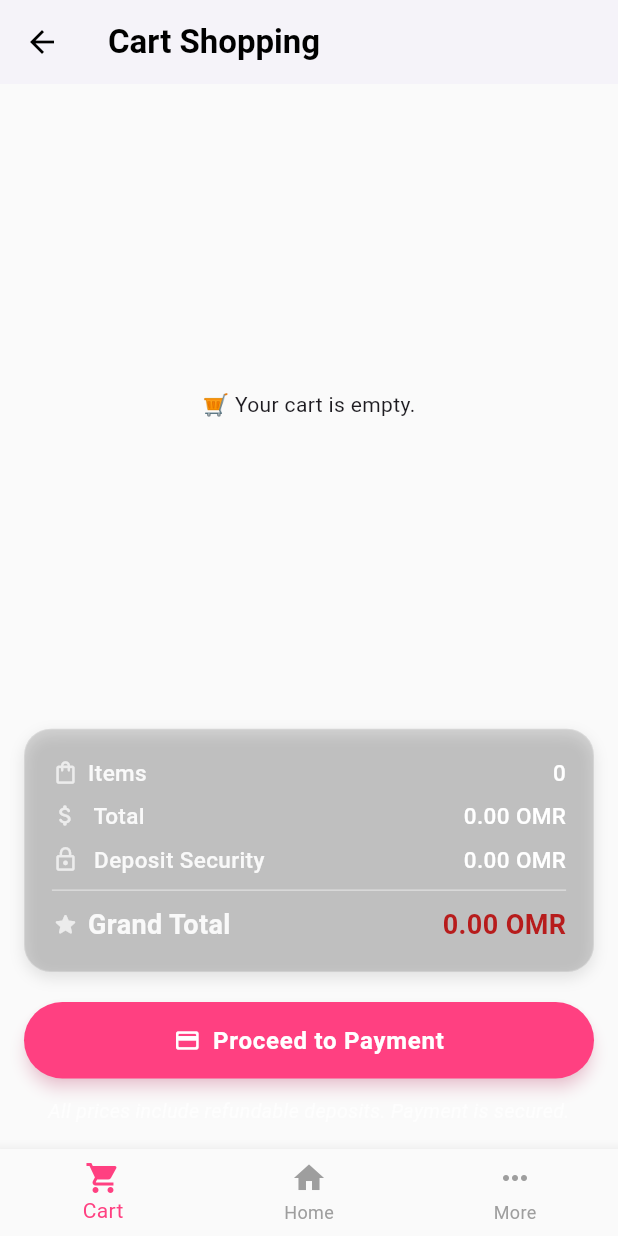
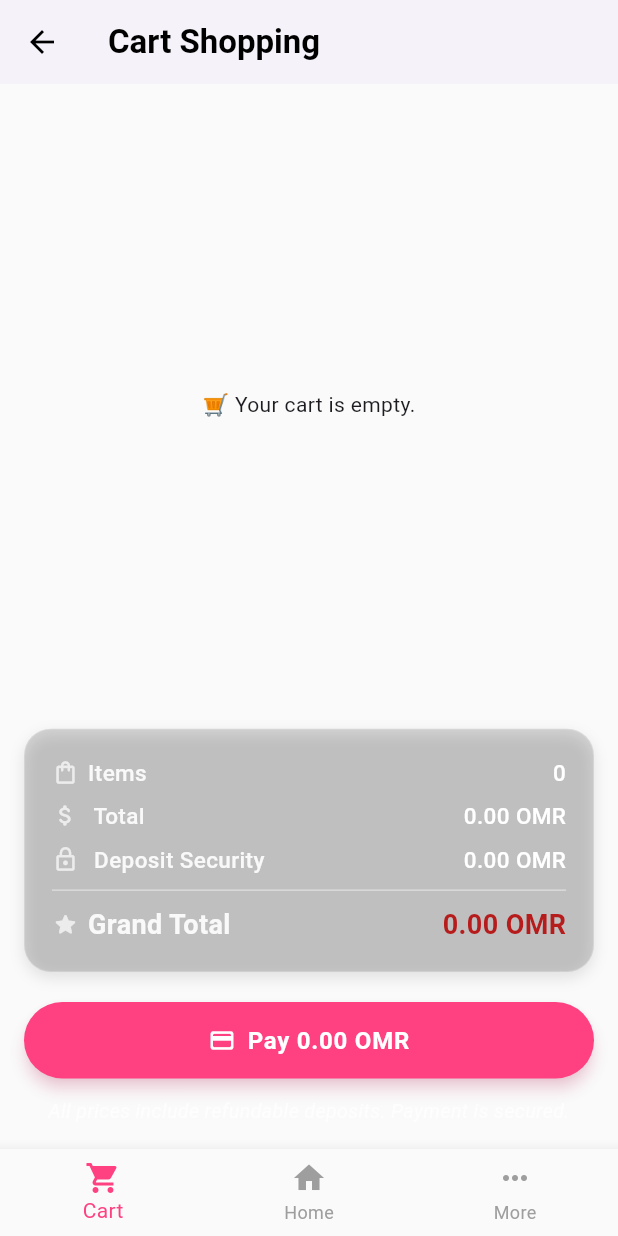
Before and after one commit to Ibtihaj92/GlamCloset, a Flutter app: the CartScreen screen opened directly, on a phone screen of 412 x 824 dp. Run offline on Flutter 3.47's test engine with Material 3 defaults, Android fonts, the phone set to English and light mode, and no system bars; our stand-ins replace firebase_auth, firebase_core, firebase_database, firebase_storage, flutter_local_notifications, image_picker and 3 more; accounts and stored records are empty.

Commit message:
Update security deposit and cart item display
Changed the security deposit per item from 20.0 to 5.0. Updated cart item display to show size instead of age.

```diff
--- a/lib/CartScreen.dart
+++ b/lib/CartScreen.dart
@@ -14,9 +14,7 @@ class CartScreen extends StatefulWidget {
   const CartScreen({super.key, this.rentedItems = const [], this.skipFirebase = false});
 
   @override
-  _CartScreenState createState() => _CartScreenState(
-
-  );
+  _CartScreenState createState() => _CartScreenState();
 }
 
 class _CartScreenState extends State<CartScreen> {
@@ -25,7 +23,9 @@ class _CartScreenState extends State<CartScreen> {
   final userId = FirebaseAuth.instance.currentUser?.uid;
 
   // 🔹 Security deposit per dress
-  final double securityDepositPerItem = 20.0;
+  final double securityDepositPerItem = 5.0;
+
+  int _currentIndex = 0;
 
   @override
   void initState() {
@@ -36,11 +36,10 @@ class _CartScreenState extends State<CartScreen> {
     }
   }
 
-
   void _loadUserCart() {
-    // Use the passed rentedItems directly
     cartItems = List<Map<String, dynamic>>.from(widget.rentedItems);
     if (userId == null) return;
+
     final userCartRef = FirebaseDatabase.instance.ref('users/$userId/cart');
     userCartRef.onValue.listen((event) {
       final data = event.snapshot.value as Map<dynamic, dynamic>?;
@@ -65,7 +64,6 @@ class _CartScreenState extends State<CartScreen> {
     return sum + (price * quantity);
   });
 
-
   double get totalDeposit => cartItems.length * securityDepositPerItem;
 
   double get grandTotal => totalPrice + totalDeposit;
@@ -74,10 +72,6 @@ class _CartScreenState extends State<CartScreen> {
     0,
         (sum, item) => sum + ((item['quantity'] ?? 1) as int),
   );
-
-
-
-  int _currentIndex = 0;
 
   Future<void> restoreItemToStock(Map<String, dynamic> item) async {
     try {
@@ -106,23 +100,17 @@ class _CartScreenState extends State<CartScreen> {
     }
   }
 
-
   void _removeItem(int index) async {
     final removedItem = cartItems[index];
     final userCartRef = FirebaseDatabase.instance.ref('users/$userId/cart');
 
-    // ✅ Restore this item back to stock
     await restoreItemToStock(removedItem);
-
-    // 🧹 Remove from Firebase cart
     await userCartRef.child(removedItem['id']).remove();
 
-    // 🧩 Update local UI instantly
     setState(() {
       cartItems.removeAt(index);
     });
 
-    // ✅ If cart becomes empty → show a message
     if (cartItems.isEmpty) {
       ScaffoldMessenger.of(context).showSnackBar(
         const SnackBar(content: Text('Cart is empty — items restored to stock!')),
@@ -139,7 +127,6 @@ class _CartScreenState extends State<CartScreen> {
     });
   }
 
-
   Widget _buildCartItem(Map<String, dynamic> item, int index, Animation<double> animation) {
     return SizeTransition(
       sizeFactor: animation,
@@ -151,7 +138,6 @@ class _CartScreenState extends State<CartScreen> {
           final gradient = isDark
               ? [Colors.deepPurple.shade800, Colors.purple.shade900]
               : [Colors.pink.shade300, Colors.purple.shade300];
-
 
           return Container(
             margin: const EdgeInsets.only(bottom: 18),
@@ -196,26 +182,21 @@ class _CartScreenState extends State<CartScreen> {
                 crossAxisAlignment: CrossAxisAlignment.start,
                 children: [
                   Text(
-                    'Age: ${item['age'] ?? ''}  |  ${item['price']} OMR',
+                    'Size: ${item['size'] ?? ''}  |  ${item['price']} OMR',
                     style: const TextStyle(color: Colors.white70),
                   ),
-
                 ],
               ),
-
-
               trailing: Container(
                 padding: const EdgeInsets.symmetric(horizontal: 6, vertical: 4),
                 decoration: BoxDecoration(
-                  color: Colors.white.withOpacity(0.08), // light transparent background
-                  borderRadius: BorderRadius.circular(40), // smooth rounded capsule
+                  color: Colors.white.withOpacity(0.08),
+                  borderRadius: BorderRadius.circular(40),
                   border: Border.all(color: Colors.white30, width: 0.6),
                 ),
                 child: Row(
                   mainAxisSize: MainAxisSize.min,
                   children: [
-
-                    // Decrease quantity
                     GestureDetector(
                       onTap: () {
                         int currentQty = item['quantity'] ?? 1;
@@ -223,20 +204,14 @@ class _CartScreenState extends State<CartScreen> {
                           setState(() {
                             item['quantity'] = currentQty - 1;
                           });
-                          _updateItemQuantity(item); // Only update user's cart
+                          _updateItemQuantity(item);
                         } else {
-                          _removeItem(index); // Remove from cart, do not update stock here
+                          _removeItem(index);
                         }
                       },
                       child: const Icon(Icons.remove, color: Colors.white70, size: 13),
                     ),
-
-
-
-
                     const SizedBox(width: 4),
-
-                    // Quantity text
                     Text(
                       '${item['quantity'] ?? 1}',
                       style: const TextStyle(
@@ -245,18 +220,12 @@ class _CartScreenState extends State<CartScreen> {
                         color: Colors.white,
                       ),
                     ),
-
                     const SizedBox(width: 4),
-
-
-                    // Increase quantity
                     GestureDetector(
                       onTap: () async {
                         if (userId == null) return;
 
                         int currentQty = item['quantity'] ?? 1;
-
-                        // 🔹 Fetch latest available count from Firebase
                         final dressRef = FirebaseDatabase.instance.ref('rented_clothes/${item['id']}');
                         final snapshot = await dressRef.get();
 
@@ -276,7 +245,6 @@ class _CartScreenState extends State<CartScreen> {
                           });
                           _updateItemQuantity(item);
                         } else {
-                          // ❌ Show the proper message with the current stock
                           ScaffoldMessenger.of(context).showSnackBar(
                             SnackBar(
                               content: Text('Cannot add more. Only $availableCount available.'),
@@ -287,21 +255,13 @@ class _CartScreenState extends State<CartScreen> {
                       },
                       child: const Icon(Icons.add, color: Colors.white70, size: 13),
                     ),
-
-
-
-
                     const SizedBox(width: 6),
-
-                    // Divider
                     Container(
                       height: 14,
                       width: 0.8,
                       color: Colors.white24,
                       margin: const EdgeInsets.symmetric(horizontal: 4),
                     ),
-
-                    // Delete button
                     GestureDetector(
                       onTap: () => _removeItem(index),
                       child: const Icon(Icons.delete_outline, color: Colors.white, size: 14),
@@ -309,11 +269,6 @@ class _CartScreenState extends State<CartScreen> {
                   ],
                 ),
               ),
-
-
-
-
-
             ),
           );
         }),
@@ -328,8 +283,7 @@ class _CartScreenState extends State<CartScreen> {
       children: [
         Row(
           children: [
-            if (icon != null)
-              Icon(icon, size: 18, color: Colors.white70),
+            if (icon != null) Icon(icon, size: 18, color: Colors.white70),
             if (icon != null) const SizedBox(width: 6),
             Text(
               label,
@@ -392,41 +346,16 @@ class _CartScreenState extends State<CartScreen> {
         child: Column(
           children: [
             Expanded(
-              child: StreamBuilder(
-                stream: FirebaseDatabase.instance
-                    .ref('users/${FirebaseAuth.instance.currentUser!.uid}/cart')
-                    .onValue,
-                builder: (context, snapshot) {
-                  if (snapshot.connectionState == ConnectionState.waiting) {
-                    return const Center(child: CircularProgressIndicator());
-                  }
-
-                  if (!snapshot.hasData ||
-                      (snapshot.data! as DatabaseEvent).snapshot.value == null) {
-                    return const Center(child: Text('🛒 Your cart is empty.'));
-                  }
-
-                  final data = Map<String, dynamic>.from(
-                      (snapshot.data! as DatabaseEvent).snapshot.value as Map);
-
-                  final cartItems = data.entries
-                      .map((e) => Map<String, dynamic>.from(e.value))
-                      .toList();
-
-                  return ListView.builder(
-                    itemCount: cartItems.length,
-                    itemBuilder: (context, index) {
-                      return _buildCartItem(cartItems[index], index, kAlwaysCompleteAnimation);
-                    },
-                  );
+              child: cartItems.isEmpty
+                  ? const Center(child: Text('🛒 Your cart is empty.'))
+                  : ListView.builder(
+                itemCount: cartItems.length,
+                itemBuilder: (context, index) {
+                  return _buildCartItem(cartItems[index], index, kAlwaysCompleteAnimation);
                 },
               ),
             ),
-
-
             const SizedBox(height: 10),
-
-            // 🔹 Modern Totals & Payment Section
             Column(
               crossAxisAlignment: CrossAxisAlignment.stretch,
               children: [
@@ -476,15 +405,19 @@ class _CartScreenState extends State<CartScreen> {
                       );
                       return;
                     }
+
+
                     Navigator.push(
                       context,
-                      MaterialPageRoute(builder: (_) => TermsAndConditionsScreen()),
+                      MaterialPageRoute(
+                        builder: (_) => TermsAndConditionsScreen(amount: grandTotal),
+                      ),
                     );
                   },
                   icon: const Icon(Icons.payment_rounded, color: Colors.white),
-                  label: const Text(
-                    'Proceed to Payment',
-                    style: TextStyle(
+                  label: Text(
+                    'Pay ${grandTotal.toStringAsFixed(2)} OMR',
+                    style: const TextStyle(
                       color: Colors.white,
                       fontWeight: FontWeight.bold,
                       fontSize: 16,
```
